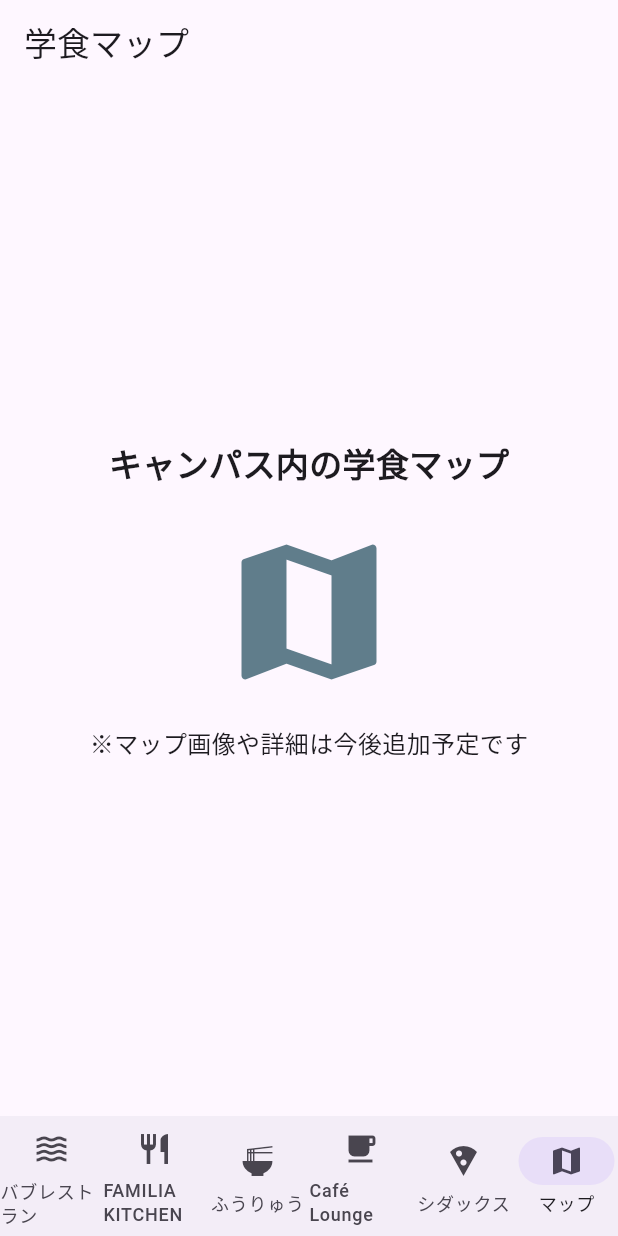
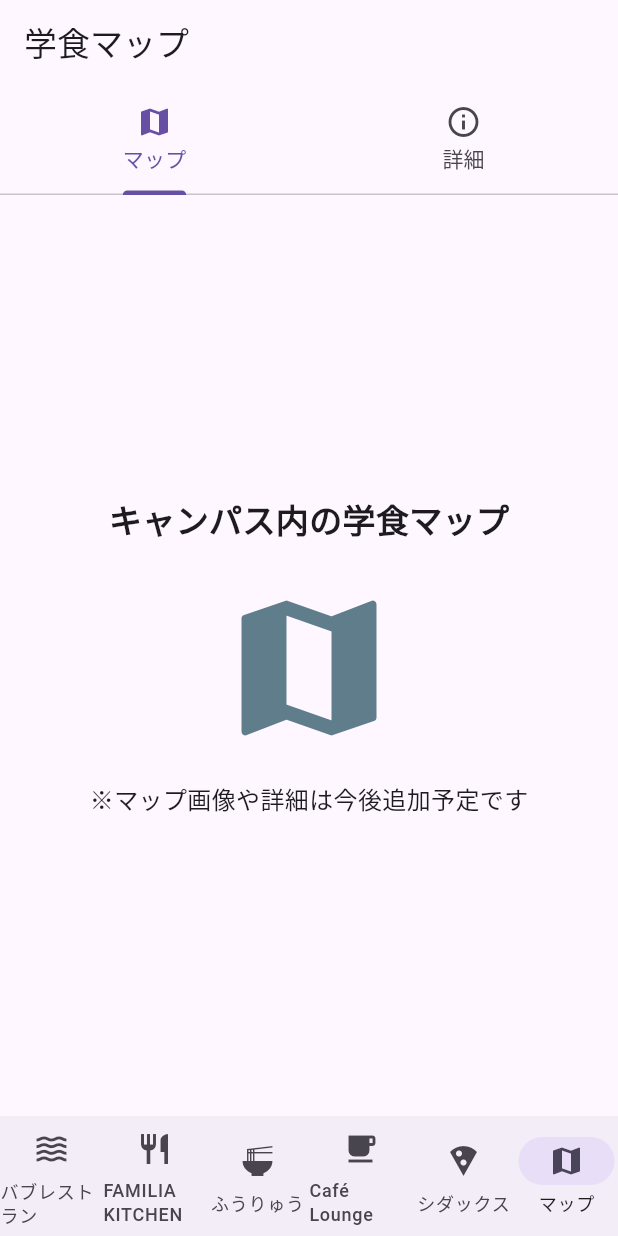
Before and after one commit to M1cTy/flutter_cafeteria_app, a Flutter app: the screen it shows after launch, item 6 of the bottom bar chosen, on a phone screen of 412 x 824 dp. Run offline on Flutter 3.47's test engine with Material 3 defaults, Android fonts, the phone set to English and light mode, and no system bars; our stand-ins replace fl_chart, flutter_markdown, font_awesome_flutter; Roboto replaces fonts that are missing (IBMPlexSansJP).

Commit message:
Refactor CafeteriaMapPage to use TabBar for map and details, update menu items and daily specials

```diff
--- a/lib/cafeteria_map_page.dart
+++ b/lib/cafeteria_map_page.dart
@@ -5,25 +5,53 @@ class CafeteriaMapPage extends StatelessWidget {
 
   @override
   Widget build(BuildContext context) {
-    return Scaffold(
-      appBar: AppBar(title: const Text('学食マップ')),
-      body: Center(
+    return DefaultTabController(
+      length: 2,
+      child: Scaffold(
+        appBar: AppBar(
+          title: const Text('学食マップ'),
+          bottom: const TabBar(
+            tabs: [
+              Tab(icon: Icon(Icons.map), text: 'マップ'),
+              Tab(icon: Icon(Icons.info_outline), text: '詳細'),
+            ],
+          ),
+        ),
+        body: const TabBarView(
+          children: [
+            // マップタブ
+            Center(
               child: Padding(
-          padding: const EdgeInsets.all(24.0),
+                padding: EdgeInsets.all(24.0),
                 child: Column(
                   mainAxisAlignment: MainAxisAlignment.center,
                   children: [
-              const Text(
+                    Text(
                       'キャンパス内の学食マップ',
-                style: TextStyle(fontSize: 22, fontWeight: FontWeight.bold),
+                      style: TextStyle(
+                        fontSize: 22,
+                        fontWeight: FontWeight.bold,
                       ),
-              const SizedBox(height: 24),
-              // TODO: ここにマップ画像やウィジェットを追加
-              const Icon(Icons.map, size: 120, color: Colors.blueGrey),
-              const SizedBox(height: 16),
-              const Text('※マップ画像や詳細は今後追加予定です', style: TextStyle(fontSize: 16)),
+                    ),
+                    SizedBox(height: 24),
+                    Icon(Icons.map, size: 120, color: Colors.blueGrey),
+                    SizedBox(height: 16),
+                    Text('※マップ画像や詳細は今後追加予定です', style: TextStyle(fontSize: 16)),
                   ],
                 ),
+              ),
+            ),
+            // 詳細タブ
+            Center(
+              child: Padding(
+                padding: EdgeInsets.all(24.0),
+                child: Text(
+                  'ここに学食の詳細情報を追加できます',
+                  style: TextStyle(fontSize: 18),
+                ),
+              ),
+            ),
+          ],
         ),
       ),
     );
--- a/lib/main.dart
+++ b/lib/main.dart
@@ -80,7 +80,7 @@ class _HomeScreenState extends State<HomeScreen>
     [
       [1, 1, 1, 1, 1, 1, 2, 2, 2, 2, 2, 2],
       [1, 1, 1, 1, 1, 1, 1, 1, 1, 1, 1, 1],
-      [1, 1, 1, 1, 1, 1, 1, 1, 1, 1, 1, 1],
+      [1, 1, 1, 1, 1, 0, 0, 0, 1, 1, 0, 0],
     ],
   ];
 
--- a/lib/menu_data.dart
+++ b/lib/menu_data.dart
@@ -1,11 +1,7 @@
 const List<List<Map<String, String>>> menus = [
   [
     {'image': 'assets/images/menu1.png', 'name': '唐揚げ定食', 'price': '¥600'},
-    {
-      'image': 'assets/images/menu1.png',
-      'name': 'カツ丼',
-      'price': '¥650',
-      'soldOut': 'true',
+    {'image': 'assets/images/menu1.png', 'name': 'カツ丼', 'price': '¥650', 'soldOut': 'true',
     },
     {'image': 'assets/images/menu1.png', 'name': '親子丼', 'price': '¥550'},
     {'image': 'assets/images/menu1.png', 'name': '味噌汁セット', 'price': '¥100'},
@@ -19,7 +15,7 @@ const List<List<Map<String, String>>> menus = [
   [
     {'image': 'assets/images/menu1.png', 'name': '醤油ラーメン', 'price': '¥600'},
     {'image': 'assets/images/menu1.png', 'name': '味噌ラーメン', 'price': '¥650'},
-    {'image': 'assets/images/menu1.png', 'name': 'チャーハン', 'price': '¥550'},
+    {'image': 'assets/images/menu1.png', 'name': '担々麺', 'price': '¥550'},
     {
       'image': 'assets/images/menu1.png',
       'name': '餃子セット',
@@ -42,6 +38,7 @@ const List<List<Map<String, String>>> menus = [
     {'image': 'assets/images/menu1.png', 'name': 'マルゲリータピザ', 'price': '¥900'},
     {'image': 'assets/images/menu1.png', 'name': 'カルボナーラ', 'price': '¥850'},
     {'image': 'assets/images/menu1.png', 'name': 'ミートソースパスタ', 'price': '¥800'},
+    {'image': 'assets/images/menu1.png', 'name': 'カレーライス', 'price': '¥500'},
     {
       'image': 'assets/images/menu1.png',
       'name': 'サラダ',
@@ -56,7 +53,14 @@ const List<List<Map<String, String>>> dailyMenus = [
   [],
   [],
   [], // ふうりゅう
-  [], // Café Lounge
+  [
+    {
+      'name': '日替わりランチ',
+      'image': 'assets/images/menu.webp',
+      'price': '¥500',
+      'soldOut': 'false',
+    }
+  ], // Café Lounge
   [
     {
       'name': '唐揚げカレー',
@@ -64,5 +68,11 @@ const List<List<Map<String, String>>> dailyMenus = [
       'price': '¥650',
       'soldOut': 'false',
     },
+    {
+      'name': '日替わり丼',
+      'image': 'assets/images/menu1.webp',
+      'price': '¥550',
+      'soldOut': 'true',
+    },
   ], // シダックス
 ];
```
Lines whose indentation alone changed are shown as unchanged.
